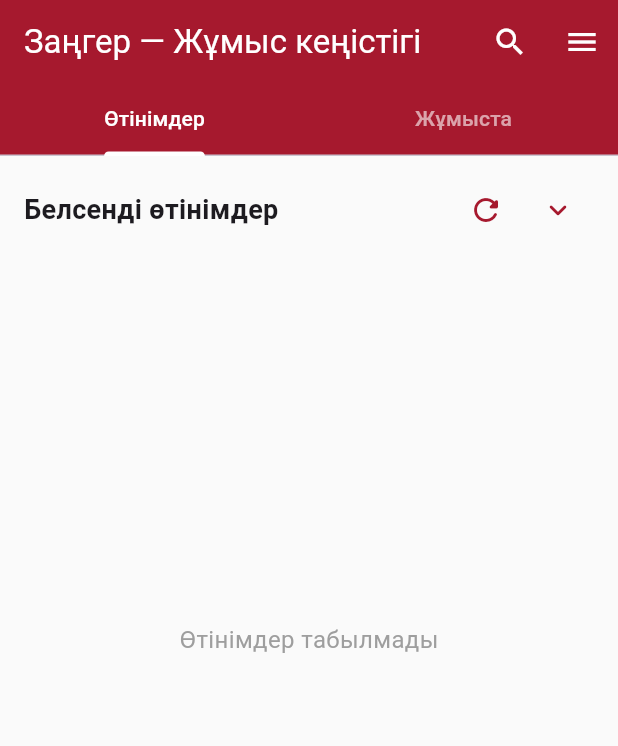
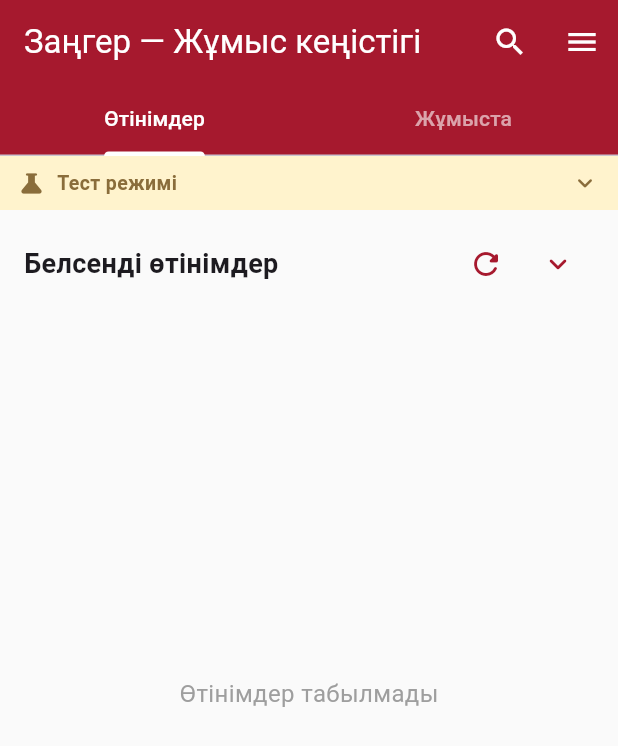
Before and after one commit to abeldinovtm-creator/applawyer, a Flutter app: the LawyerDashboardScreen screen opened directly with empty values, on a phone screen of 412 x 824 dp. Shown: the top 746 px of the screen. Run offline on Flutter 3.47's test engine with Material 3 defaults, Android fonts, the phone set to English and light mode, and no system bars; our stand-ins replace easy_localization, firebase_core, firebase_messaging, image_picker, speech_to_text, supabase_flutter; missing offline and left inert: dart:html; accounts and stored records are empty; network calls fail.

Commit message:
feat: баннер и диалог тестового режима
Одноразовый диалог согласия при первом входе (чекбокс, сохраняется
в profiles.test_mode_acknowledged) + постоянный сворачиваемый баннер
на главных экранах клиента и юриста. RU/KK/EN.

```diff
--- a/assets/translations/kk.json
+++ b/assets/translations/kk.json
@@ -9,6 +9,13 @@
   },
   "settings": {
     "title": "Баптаулар"
+  },
+  "test_mode": {
+    "banner_label": "Тест режимі",
+    "dialog_title": "Тест режимі",
+    "body": "Қосымша қазір тест режимінде жұмыс істеп тұр. Тестілеу аяқталғанға дейін клиенттердің нақты жеке деректерін және құпия құжаттарын жүктемеңіз.",
+    "checkbox_label": "Түсінікті, нақты құжаттарды жүктемеймін",
+    "confirm_btn": "Түсінікті"
   },
   "payment": {
     "amount": "Сома",
--- a/lib/lawyer_screen.dart
+++ b/lib/lawyer_screen.dart
@@ -9,6 +9,7 @@ import 'chat_screen.dart';
 import 'app_drawer.dart';
 import 'widgets.dart';
 import 'services/unread_counts_service.dart';
+import 'test_mode_banner.dart';
 
 String _trServiceType(String type) {
   const map = {
@@ -1193,11 +1194,18 @@ class _LawyerDashboardScreenState extends State<LawyerDashboardScreen>
           const MenuIconWithBadge(color: Colors.white),
         ],
       ),
-      body: TabBarView(
-        controller: _tabController,
+      body: Column(
         children: [
-          _buildCasesTab(lang),
-          _buildInProgressTab(lang),
+          const TestModeBanner(),
+          Expanded(
+            child: TabBarView(
+              controller: _tabController,
+              children: [
+                _buildCasesTab(lang),
+                _buildInProgressTab(lang),
+              ],
+            ),
+          ),
         ],
       ),
     );
--- /dev/null
+++ b/lib/test_mode_banner.dart
@@ -0,0 +1,61 @@
+import 'package:easy_localization/easy_localization.dart';
+import 'package:flutter/material.dart';
+
+// Тонкий постоянный баннер "Тестовый режим" вверху главных экранов.
+// Свёрнут по умолчанию — тап раскрывает/сворачивает подробный текст.
+class TestModeBanner extends StatefulWidget {
+  const TestModeBanner({super.key});
+
+  @override
+  State<TestModeBanner> createState() => _TestModeBannerState();
+}
+
+class _TestModeBannerState extends State<TestModeBanner> {
+  bool _expanded = false;
+
+  @override
+  Widget build(BuildContext context) {
+    return Material(
+      color: const Color(0xFFFFF3CD),
+      child: InkWell(
+        onTap: () => setState(() => _expanded = !_expanded),
+        child: Padding(
+          padding: const EdgeInsets.symmetric(horizontal: 12, vertical: 8),
+          child: Column(
+            crossAxisAlignment: CrossAxisAlignment.start,
+            children: [
+              Row(
+                children: [
+                  const Icon(Icons.science_rounded, color: Color(0xFF8A6D3B), size: 18),
+                  const SizedBox(width: 8),
+                  Expanded(
+                    child: Text(
+                      'test_mode.banner_label'.tr(),
+                      style: const TextStyle(
+                        color: Color(0xFF8A6D3B),
+                        fontWeight: FontWeight.w600,
+                        fontSize: 13,
+                      ),
+                    ),
+                  ),
+                  Icon(
+                    _expanded ? Icons.expand_less_rounded : Icons.expand_more_rounded,
+                    color: const Color(0xFF8A6D3B),
+                    size: 20,
+                  ),
+                ],
+              ),
+              if (_expanded) ...[
+                const SizedBox(height: 6),
+                Text(
+                  'test_mode.body'.tr(),
+                  style: const TextStyle(color: Color(0xFF8A6D3B), fontSize: 12.5),
+                ),
+              ],
+            ],
+          ),
+        ),
+      ),
+    );
+  }
+}
```
Also changed, not shown: assets/translations/en.json (+7 -0 lines), assets/translations/ru.json (+7 -0 lines), lib/main.dart (+23 -2 lines), lib/test_mode_dialog.dart (added, +96 -0 lines), 1 other file.
